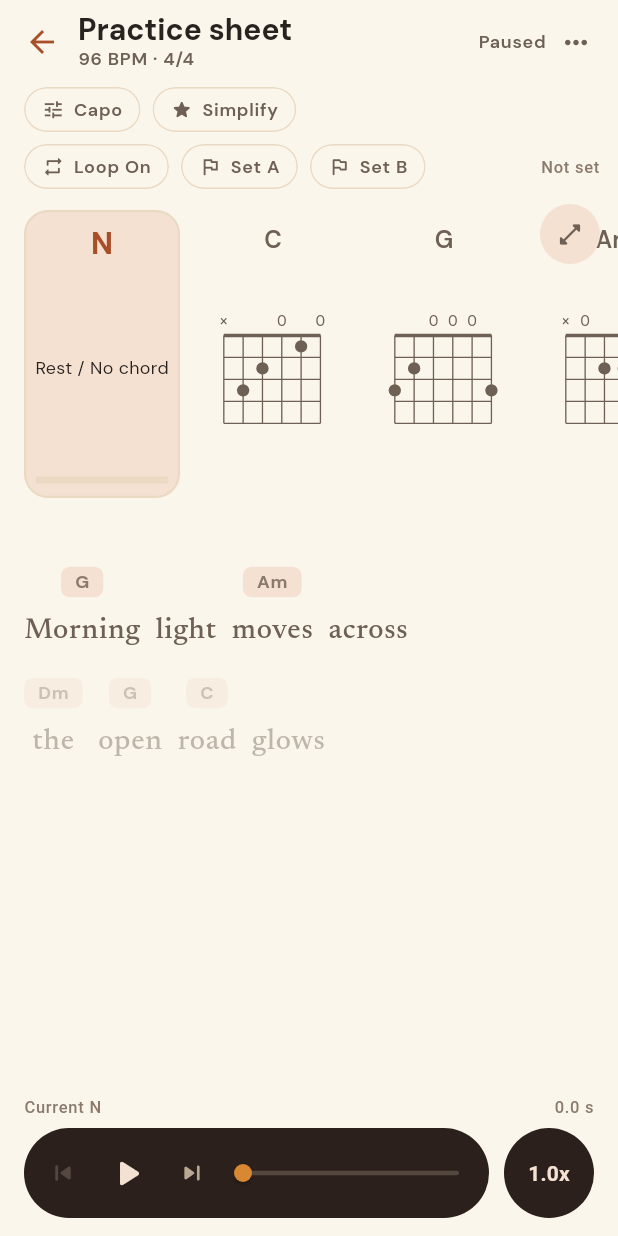
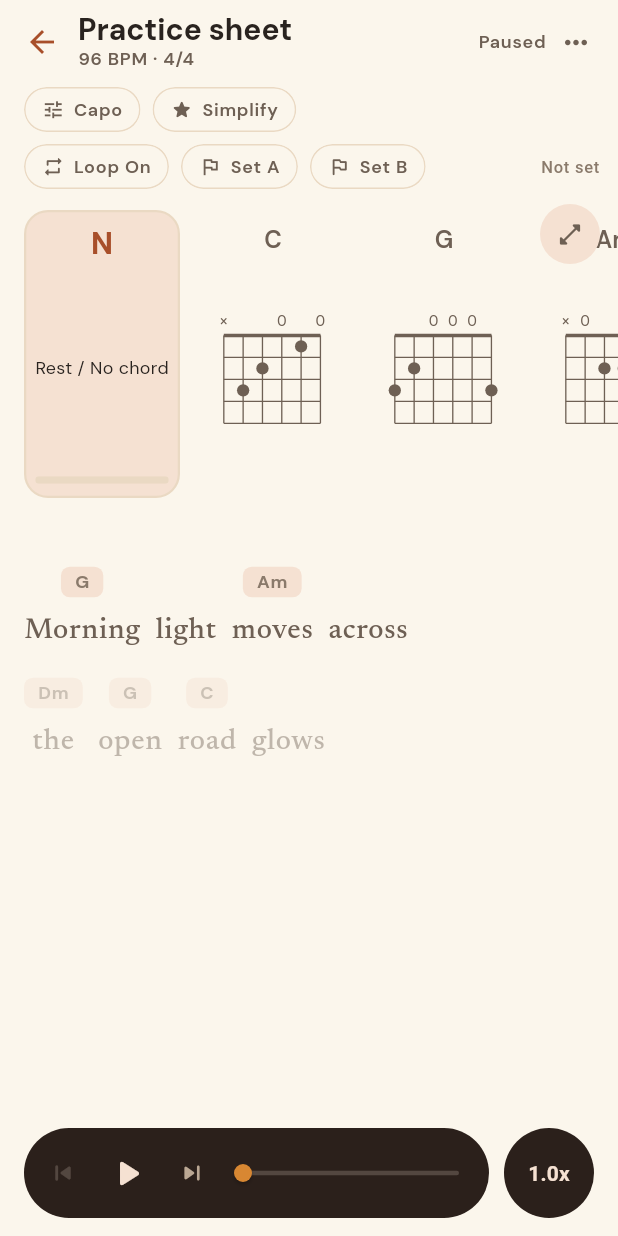
Before and after one commit to reeehaan/chordsync, a Flutter app: the PracticeScreen screen opened directly, on a phone screen of 412 x 824 dp. Run offline on Flutter 3.47's test engine with Material 3 defaults, Android fonts, the phone set to English and light mode, and no system bars; our stand-ins replace dio, flutter_svg, just_audio; missing offline and left inert: file_selector; project files that could hold a hidden picture were left out.

Commit message:
style(mobile): remove the chord and time labels from the player

```diff
--- a/mobile/lib/features/practice_timeline/presentation/practice_screen.dart
+++ b/mobile/lib/features/practice_timeline/presentation/practice_screen.dart
@@ -293,9 +293,6 @@ class _PracticeScreenState extends State<PracticeScreen> {
                 Duration.microsecondsPerSecond,
             maximumPosition: _maximumPosition,
             speed: synchronizer.speed,
-            chordLabel: state.isMusicOnly
-                ? 'Music only'
-                : 'Current ${ChordTransposition.forCapo(state.currentChord, _capoFret)}',
             canGoPrevious: synchronizer.canSeekToPreviousBar,
             canGoNext: synchronizer.canSeekToNextBar,
             onPrevious: () => _runAudioAction(() async {
--- a/mobile/lib/features/practice_timeline/presentation/practice_transport_bar.dart
+++ b/mobile/lib/features/practice_timeline/presentation/practice_transport_bar.dart
@@ -13,7 +13,6 @@ class PracticeTransportBar extends StatelessWidget {
     required this.position,
     required this.maximumPosition,
     required this.speed,
-    required this.chordLabel,
     required this.canGoPrevious,
     required this.canGoNext,
     required this.onPrevious,
@@ -27,7 +26,6 @@ class PracticeTransportBar extends StatelessWidget {
   final double position;
   final double maximumPosition;
   final double speed;
-  final String chordLabel;
   final bool canGoPrevious;
   final bool canGoNext;
   final VoidCallback onPrevious;
@@ -38,7 +36,6 @@ class PracticeTransportBar extends StatelessWidget {
 
   @override
   Widget build(BuildContext context) {
-    final textTheme = Theme.of(context).textTheme;
     final isPlaying = status == PracticePlaybackStatus.playing;
     final playLabel = status == PracticePlaybackStatus.completed
         ? 'Replay'
@@ -51,28 +48,6 @@ class PracticeTransportBar extends StatelessWidget {
       child: Column(
         mainAxisSize: MainAxisSize.min,
         children: [
-          Row(
-            children: [
-              Expanded(
-                child: Text(
-                  chordLabel,
-                  key: const ValueKey('persistentChordValue'),
-                  overflow: TextOverflow.ellipsis,
-                  style: textTheme.labelSmall?.copyWith(
-                    color: PracticeStageColors.textFaint,
-                  ),
-                ),
-              ),
-              Text(
-                '${position.toStringAsFixed(1)} s',
-                key: const ValueKey('positionValue'),
-                style: textTheme.labelSmall?.copyWith(
-                  color: PracticeStageColors.textFaint,
-                ),
-              ),
-            ],
-          ),
-          const SizedBox(height: 6),
           Row(
             children: [
               Expanded(
```
Also changed, not shown: 3 other files.
